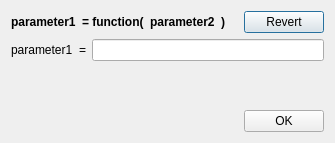
First picture: the form in src/sas/qtgui/Perspectives/Fitting/UI/MultiConstraintUI.ui, repository SasView/sasview, before the edit.
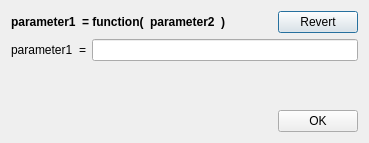
Second picture: the form after the edit.

Patch:
```diff
--- a/src/sas/qtgui/Perspectives/Fitting/UI/MultiConstraintUI.ui
+++ b/src/sas/qtgui/Perspectives/Fitting/UI/MultiConstraintUI.ui
@@ -9,7 +9,7 @@
    <rect>
     <x>0</x>
     <y>0</y>
-    <width>335</width>
+    <width>369</width>
     <height>143</height>
    </rect>
   </property>
```
Left out of the diff: 19 changed lines with no effect on the pictures.
